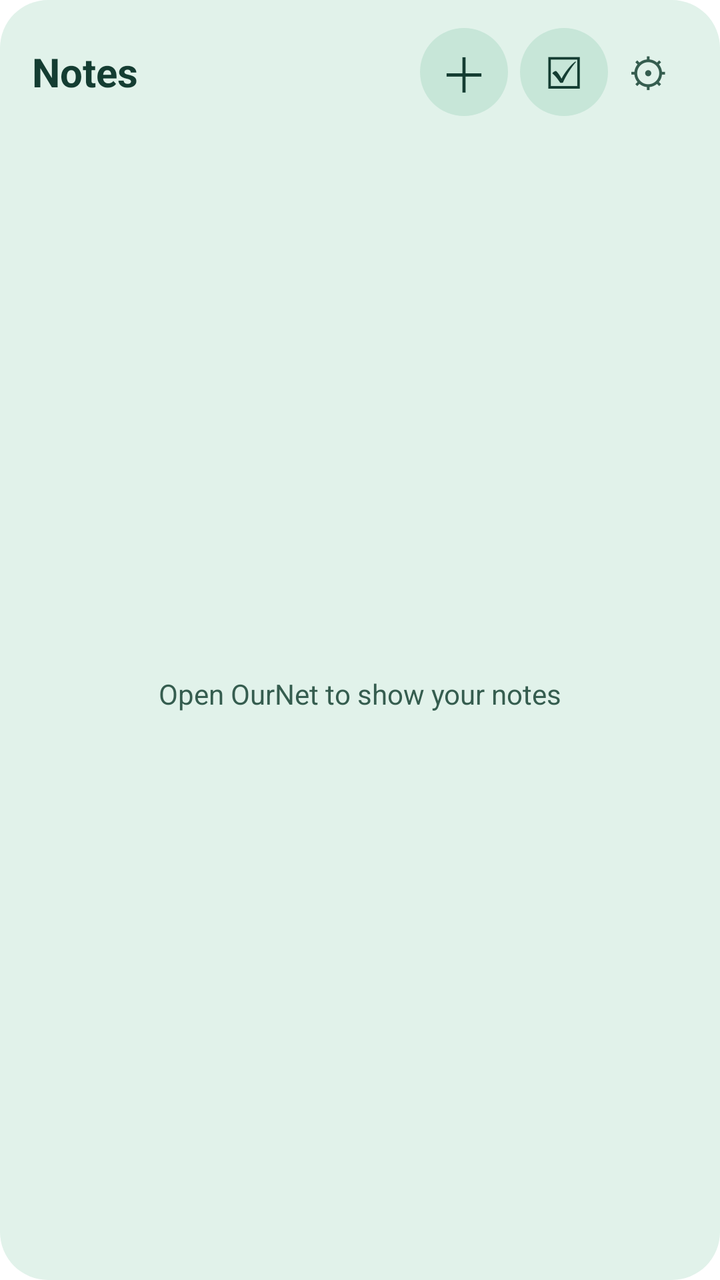
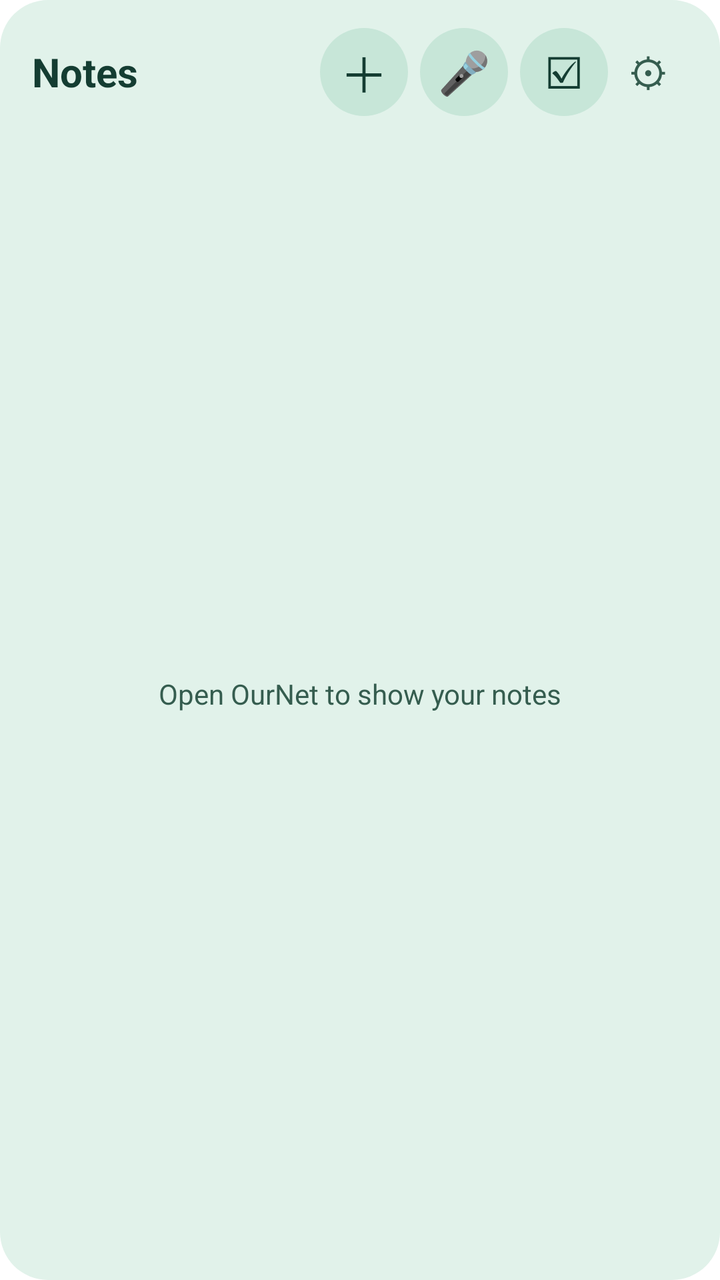

Screens rendered from an Android XML layout before and after an edit, with the pre-edit source and the edit as a unified diff.
<!-- AndroidManifest.xml: fallback theme Theme.MaterialComponents.DayNight.NoActionBar -->
<!-- res/layout/note_board_widget.xml -->
<LinearLayout xmlns:android="http://schemas.android.com/apk/res/android"
    android:layout_width="match_parent" android:layout_height="match_parent"
    android:orientation="vertical" android:background="@drawable/widget_background">
    <LinearLayout android:layout_width="match_parent" android:layout_height="48dp" android:gravity="center_vertical">
        <TextView android:id="@+id/widget_board_title" android:layout_width="0dp" android:layout_weight="1" android:layout_height="48dp" android:gravity="center_vertical" android:text="Notes" android:contentDescription="Open OurNet notes" android:textColor="#143D32" android:textSize="20sp" android:textStyle="bold" android:maxLines="1" android:ellipsize="end" />
        <TextView android:id="@+id/widget_board_new_text" android:layout_width="44dp" android:layout_height="44dp" android:gravity="center" android:text="＋" android:contentDescription="New note" android:textColor="#143D32" android:textSize="24sp" android:background="@drawable/widget_button" />
        <TextView android:id="@+id/widget_board_new_list" android:layout_width="44dp" android:layout_height="44dp" android:layout_marginStart="6dp" android:gravity="center" android:text="☑" android:contentDescription="New list" android:textColor="#143D32" android:textSize="22sp" android:background="@drawable/widget_button" />
        <TextView android:id="@+id/widget_board_settings" android:layout_width="40dp" android:layout_height="44dp" android:gravity="center" android:text="⚙" android:contentDescription="Widget settings" android:textColor="#355D4F" android:textSize="20sp" />
    </LinearLayout>
    <FrameLayout android:layout_width="match_parent" android:layout_height="0dp" android:layout_weight="1" android:layout_marginTop="6dp">
        <ListView android:id="@+id/widget_board_list" android:layout_width="match_parent" android:layout_height="match_parent" android:divider="@android:color/transparent" android:dividerHeight="8dp" android:scrollbars="none" />
        <TextView android:id="@+id/widget_board_empty" android:layout_width="match_parent" android:layout_height="match_parent" android:gravity="center" android:padding="12dp" android:text="Open OurNet to show your notes" android:textColor="#355D4F" android:textSize="14sp" />
    </FrameLayout>
</LinearLayout>
<!-- resources referenced by this layout -->
<resources>
  <!-- drawable widget_background (drawable) -->
  <shape xmlns:android="http://schemas.android.com/apk/res/android" android:shape="rectangle">
      <solid android:color="#E1F2EA" /><corners android:radius="24dp" />
      <padding android:left="16dp" android:top="12dp" android:right="16dp" android:bottom="12dp" />
  </shape>
  <!-- drawable widget_button (drawable) -->
  <shape xmlns:android="http://schemas.android.com/apk/res/android" android:shape="oval">
      <solid android:color="#C7E6D8" />
  </shape>
</resources>

<!-- the commit's change to res/layout/note_board_widget.xml (unified diff, before → after) -->
@@ -4,6 +4,7 @@
     <LinearLayout android:layout_width="match_parent" android:layout_height="48dp" android:gravity="center_vertical">
         <TextView android:id="@+id/widget_board_title" android:layout_width="0dp" android:layout_weight="1" android:layout_height="48dp" android:gravity="center_vertical" android:text="Notes" android:contentDescription="Open OurNet notes" android:textColor="#143D32" android:textSize="20sp" android:textStyle="bold" android:maxLines="1" android:ellipsize="end" />
         <TextView android:id="@+id/widget_board_new_text" android:layout_width="44dp" android:layout_height="44dp" android:gravity="center" android:text="＋" android:contentDescription="New note" android:textColor="#143D32" android:textSize="24sp" android:background="@drawable/widget_button" />
+        <TextView android:id="@+id/widget_board_new_voice" android:layout_width="44dp" android:layout_height="44dp" android:layout_marginStart="6dp" android:gravity="center" android:text="🎤" android:contentDescription="New voice note" android:textColor="#143D32" android:textSize="21sp" android:background="@drawable/widget_button" />
         <TextView android:id="@+id/widget_board_new_list" android:layout_width="44dp" android:layout_height="44dp" android:layout_marginStart="6dp" android:gravity="center" android:text="☑" android:contentDescription="New list" android:textColor="#143D32" android:textSize="22sp" android:background="@drawable/widget_button" />
         <TextView android:id="@+id/widget_board_settings" android:layout_width="40dp" android:layout_height="44dp" android:gravity="center" android:text="⚙" android:contentDescription="Widget settings" android:textColor="#355D4F" android:textSize="20sp" />
     </LinearLayout>
